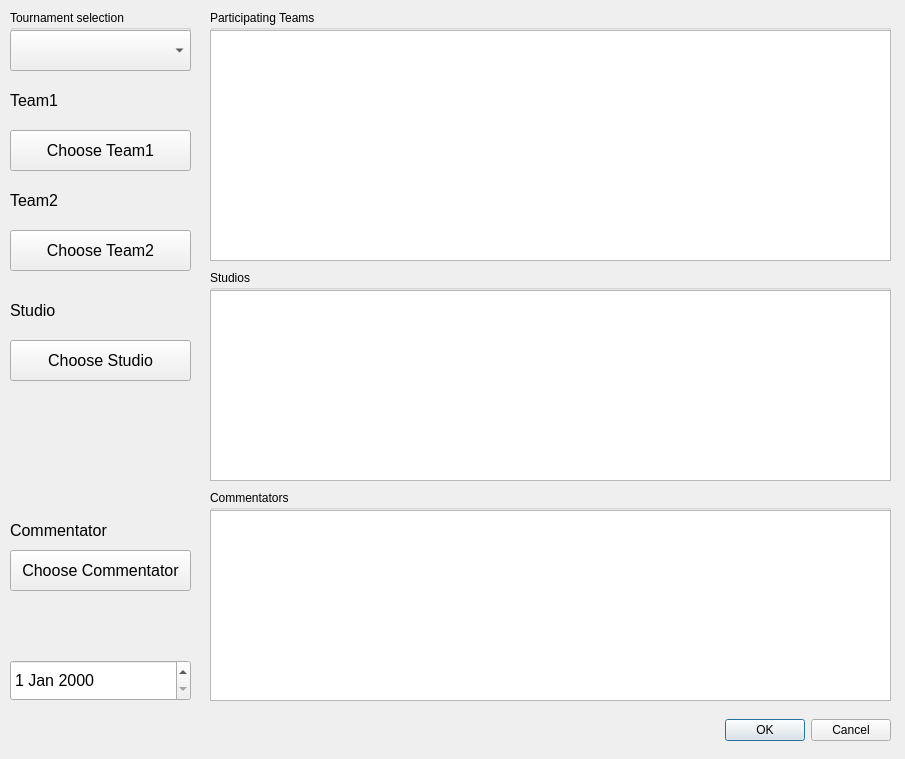
Above: DataBaseCybersport/MatchCreationDialog.ui from Inlucker/DataBaseCybersport before the change. Below: the same form after it.
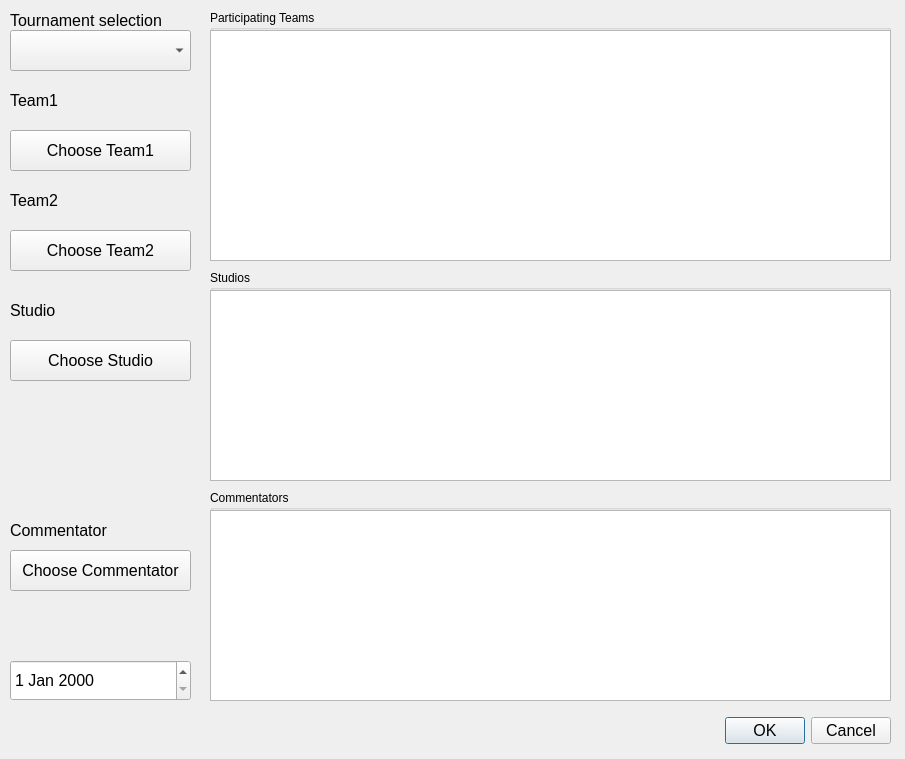
That is the form after the change.

```diff
--- a/DataBaseCybersport/MatchCreationDialog.ui
+++ b/DataBaseCybersport/MatchCreationDialog.ui
@@ -45,6 +45,11 @@
      <height>61</height>
     </rect>
    </property>
+   <property name="font">
+    <font>
+     <pointsize>12</pointsize>
+    </font>
+   </property>
    <property name="title">
     <string>Tournament selection</string>
    </property>
@@ -278,6 +283,11 @@
      <height>41</height>
     </rect>
    </property>
+   <property name="font">
+    <font>
+     <pointsize>12</pointsize>
+    </font>
+   </property>
    <property name="orientation">
     <enum>Qt::Horizontal</enum>
    </property>
```
